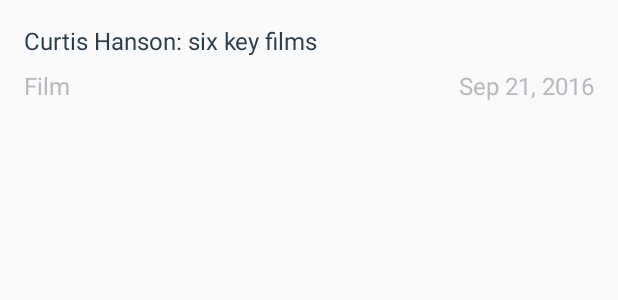
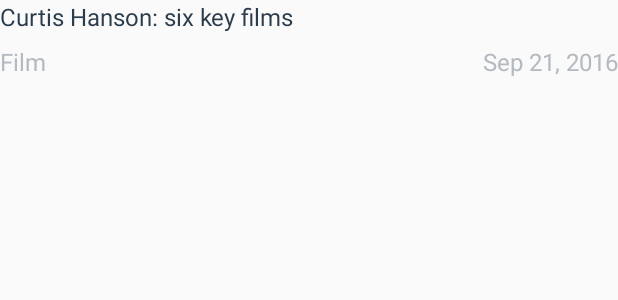
Before and after one commit to jinyanliu/FilmNews, an Android app: the layout list_item.xml on its own in the app's theme, with its tools: preview values and no code run, on a phone screen of 412 x 824 dp. Shown: the top 300 px of the screen. Run offline under Robolectric (Android 15) with nearby library versions, the phone set to English and light mode, and no system bars.

Commit message:
Visual Polish

```diff
--- a/app/src/main/res/layout/list_item.xml
+++ b/app/src/main/res/layout/list_item.xml
@@ -5,7 +5,7 @@
     android:layout_width="match_parent"
     android:layout_height="match_parent"
     android:orientation="vertical"
-    android:padding="16dp">
+    android:paddingBottom="16dp">
 
     <TextView
         android:id="@+id/article_title"
--- a/app/src/main/res/values/colors.xml
+++ b/app/src/main/res/values/colors.xml
@@ -1,8 +1,13 @@
 <?xml version="1.0" encoding="utf-8"?>
 <resources>
-    <color name="colorPrimary">#3F51B5</color>
-    <color name="colorPrimaryDark">#303F9F</color>
-    <color name="colorAccent">#FF4081</color>
+    <!-- Primary color of the app (shown in the app bar) -->
+    <color name="colorPrimary">#2B3D4D</color>
+
+    <!-- Primary dark color of the app (shown in the status bar) -->
+    <color name="colorPrimaryDark">#23303D</color>
+
+    <!-- Accent color of the app -->
+    <color name="colorAccent">#10CAC9</color>
 
     <!-- Text color for the details of the film news in the list item -->
     <color name="textColorFilmNewsDetails">#B4BAC0</color>
```
